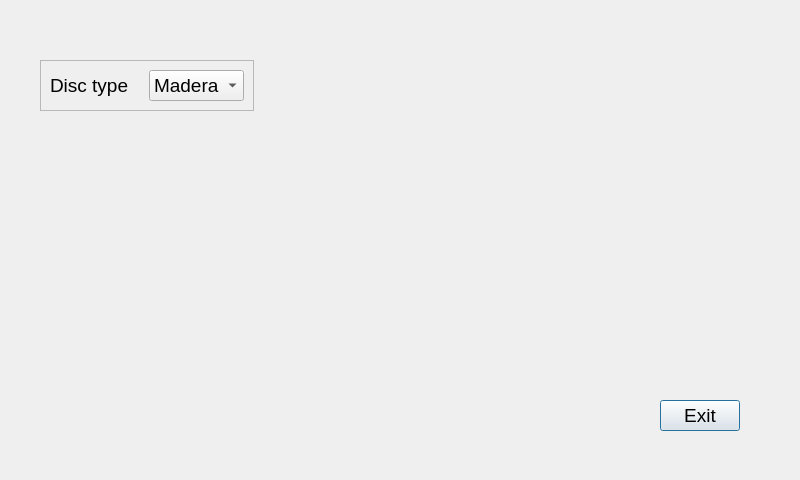
This is playground.ui in edmundormz/qt_sierras as Qt 5 draws it before an edit. The edited form follows.
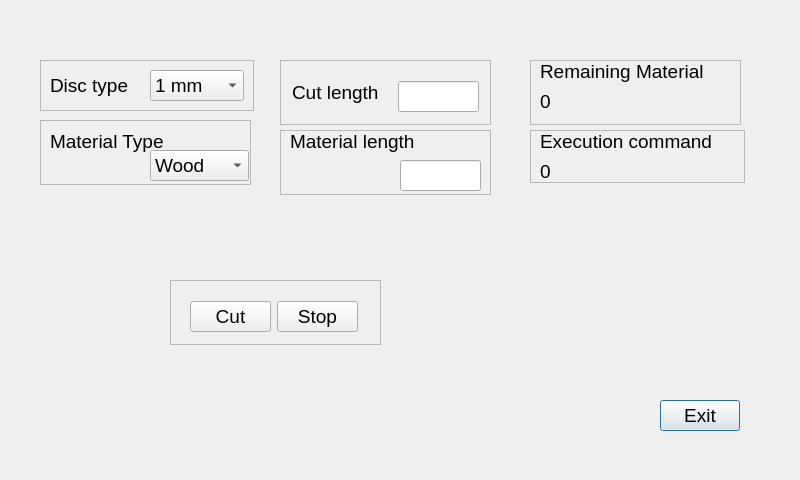
This is the edited form.

Commit message: Complete initial design

Patch:
```diff
--- a/playground.ui
+++ b/playground.ui
@@ -50,7 +50,7 @@
       </property>
       <item>
        <property name="text">
-        <string>Madera</string>
+        <string>1 mm</string>
        </property>
       </item>
       <item>
@@ -85,6 +85,314 @@
     <string>Exit</string>
    </property>
   </widget>
+  <widget class="QFrame" name="frame_2">
+   <property name="geometry">
+    <rect>
+     <x>280</x>
+     <y>60</y>
+     <width>211</width>
+     <height>65</height>
+    </rect>
+   </property>
+   <property name="frameShape">
+    <enum>QFrame::StyledPanel</enum>
+   </property>
+   <property name="frameShadow">
+    <enum>QFrame::Raised</enum>
+   </property>
+   <widget class="QLabel" name="lbCutLength">
+    <property name="geometry">
+     <rect>
+      <x>12</x>
+      <y>21</y>
+      <width>100</width>
+      <height>23</height>
+     </rect>
+    </property>
+    <property name="font">
+     <font>
+      <pointsize>14</pointsize>
+     </font>
+    </property>
+    <property name="text">
+     <string>Cut length</string>
+    </property>
+   </widget>
+   <widget class="QLineEdit" name="lineEditCutLength">
+    <property name="geometry">
+     <rect>
+      <x>118</x>
+      <y>21</y>
+      <width>81</width>
+      <height>31</height>
+     </rect>
+    </property>
+   </widget>
+  </widget>
+  <widget class="QFrame" name="frame_3">
+   <property name="geometry">
+    <rect>
+     <x>280</x>
+     <y>130</y>
+     <width>211</width>
+     <height>65</height>
+    </rect>
+   </property>
+   <property name="frameShape">
+    <enum>QFrame::StyledPanel</enum>
+   </property>
+   <property name="frameShadow">
+    <enum>QFrame::Raised</enum>
+   </property>
+   <widget class="QLabel" name="lbMaterialLength">
+    <property name="geometry">
+     <rect>
+      <x>10</x>
+      <y>0</y>
+      <width>185</width>
+      <height>23</height>
+     </rect>
+    </property>
+    <property name="font">
+     <font>
+      <pointsize>14</pointsize>
+     </font>
+    </property>
+    <property name="text">
+     <string>Material length</string>
+    </property>
+   </widget>
+   <widget class="QLineEdit" name="lineEditRemaining">
+    <property name="geometry">
+     <rect>
+      <x>120</x>
+      <y>30</y>
+      <width>81</width>
+      <height>31</height>
+     </rect>
+    </property>
+   </widget>
+  </widget>
+  <widget class="QFrame" name="frame_4">
+   <property name="geometry">
+    <rect>
+     <x>40</x>
+     <y>120</y>
+     <width>211</width>
+     <height>65</height>
+    </rect>
+   </property>
+   <property name="frameShape">
+    <enum>QFrame::StyledPanel</enum>
+   </property>
+   <property name="frameShadow">
+    <enum>QFrame::Raised</enum>
+   </property>
+   <widget class="QLabel" name="lbMaterial">
+    <property name="geometry">
+     <rect>
+      <x>10</x>
+      <y>10</y>
+      <width>130</width>
+      <height>23</height>
+     </rect>
+    </property>
+    <property name="font">
+     <font>
+      <pointsize>14</pointsize>
+     </font>
+    </property>
+    <property name="text">
+     <string>Material Type</string>
+    </property>
+   </widget>
+   <widget class="QComboBox" name="comboBoxDiscType_2">
+    <property name="geometry">
+     <rect>
+      <x>110</x>
+      <y>30</y>
+      <width>99</width>
+      <height>31</height>
+     </rect>
+    </property>
+    <property name="font">
+     <font>
+      <pointsize>14</pointsize>
+     </font>
+    </property>
+    <item>
+     <property name="text">
+      <string>Wood</string>
+     </property>
+    </item>
+    <item>
+     <property name="text">
+      <string>Metal</string>
+     </property>
+    </item>
+    <item>
+     <property name="text">
+      <string>PVC</string>
+     </property>
+    </item>
+   </widget>
+  </widget>
+  <widget class="QFrame" name="frame_5">
+   <property name="geometry">
+    <rect>
+     <x>530</x>
+     <y>60</y>
+     <width>211</width>
+     <height>65</height>
+    </rect>
+   </property>
+   <property name="frameShape">
+    <enum>QFrame::StyledPanel</enum>
+   </property>
+   <property name="frameShadow">
+    <enum>QFrame::Raised</enum>
+   </property>
+   <widget class="QLabel" name="lbRemaining">
+    <property name="geometry">
+     <rect>
+      <x>10</x>
+      <y>0</y>
+      <width>185</width>
+      <height>23</height>
+     </rect>
+    </property>
+    <property name="font">
+     <font>
+      <pointsize>14</pointsize>
+     </font>
+    </property>
+    <property name="text">
+     <string>Remaining Material</string>
+    </property>
+   </widget>
+   <widget class="QLabel" name="lbRemainingMaterial">
+    <property name="geometry">
+     <rect>
+      <x>10</x>
+      <y>30</y>
+      <width>185</width>
+      <height>23</height>
+     </rect>
+    </property>
+    <property name="font">
+     <font>
+      <pointsize>14</pointsize>
+     </font>
+    </property>
+    <property name="text">
+     <string>0</string>
+    </property>
+   </widget>
+  </widget>
+  <widget class="QFrame" name="frame_6">
+   <property name="geometry">
+    <rect>
+     <x>170</x>
+     <y>280</y>
+     <width>211</width>
+     <height>65</height>
+    </rect>
+   </property>
+   <property name="frameShape">
+    <enum>QFrame::StyledPanel</enum>
+   </property>
+   <property name="frameShadow">
+    <enum>QFrame::Raised</enum>
+   </property>
+   <widget class="QWidget" name="">
+    <property name="geometry">
+     <rect>
+      <x>20</x>
+      <y>20</y>
+      <width>168</width>
+      <height>33</height>
+     </rect>
+    </property>
+    <layout class="QHBoxLayout" name="horizontalLayout_2">
+     <item>
+      <widget class="QPushButton" name="pbCut">
+       <property name="font">
+        <font>
+         <pointsize>14</pointsize>
+        </font>
+       </property>
+       <property name="text">
+        <string>Cut</string>
+       </property>
+      </widget>
+     </item>
+     <item>
+      <widget class="QPushButton" name="pbStop">
+       <property name="font">
+        <font>
+         <pointsize>14</pointsize>
+        </font>
+       </property>
+       <property name="text">
+        <string>Stop</string>
+       </property>
+      </widget>
+     </item>
+    </layout>
+   </widget>
+  </widget>
+  <widget class="QFrame" name="frame_7">
+   <property name="geometry">
+    <rect>
+     <x>530</x>
+     <y>130</y>
+     <width>215</width>
+     <height>53</height>
+    </rect>
+   </property>
+   <property name="frameShape">
+    <enum>QFrame::StyledPanel</enum>
+   </property>
+   <property name="frameShadow">
+    <enum>QFrame::Raised</enum>
+   </property>
+   <widget class="QLabel" name="lbRemaining_2">
+    <property name="geometry">
+     <rect>
+      <x>10</x>
+      <y>0</y>
+      <width>195</width>
+      <height>23</height>
+     </rect>
+    </property>
+    <property name="font">
+     <font>
+      <pointsize>14</pointsize>
+     </font>
+    </property>
+    <property name="text">
+     <string>Execution command</string>
+    </property>
+   </widget>
+   <widget class="QLabel" name="lbRemainingMaterial_2">
+    <property name="geometry">
+     <rect>
+      <x>10</x>
+      <y>30</y>
+      <width>185</width>
+      <height>23</height>
+     </rect>
+    </property>
+    <property name="font">
+     <font>
+      <pointsize>14</pointsize>
+     </font>
+    </property>
+    <property name="text">
+     <string>0</string>
+    </property>
+   </widget>
+  </widget>
  </widget>
  <resources/>
  <connections/>
```
Left out of the diff: 8 changed lines with no effect on the pictures.
